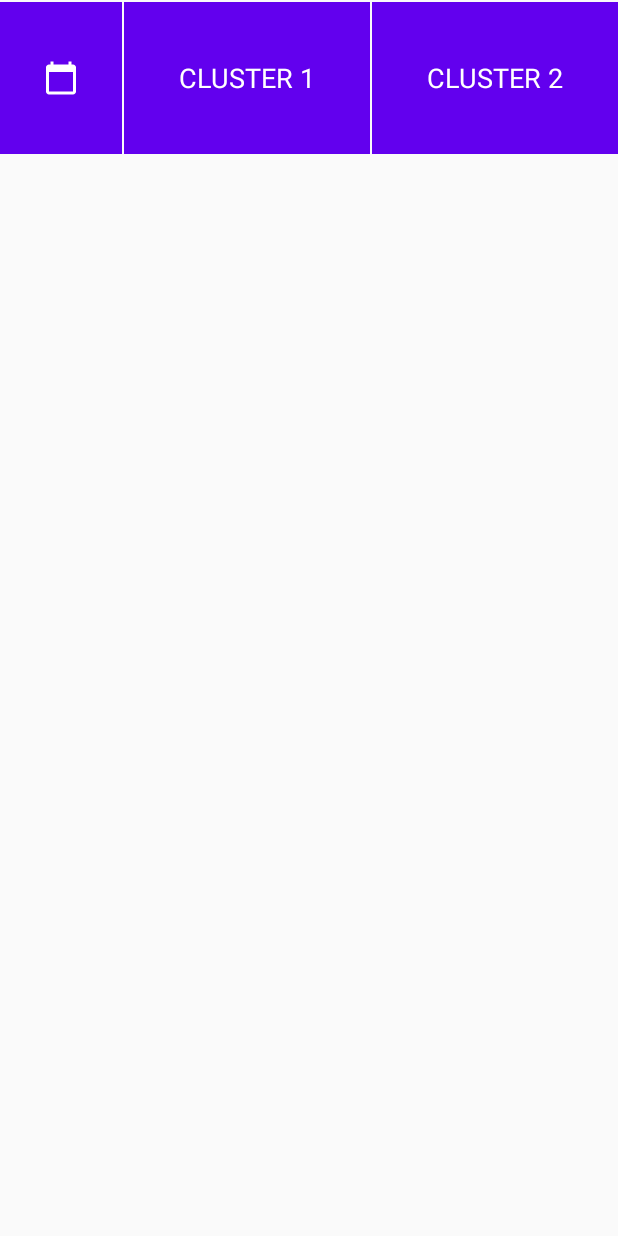
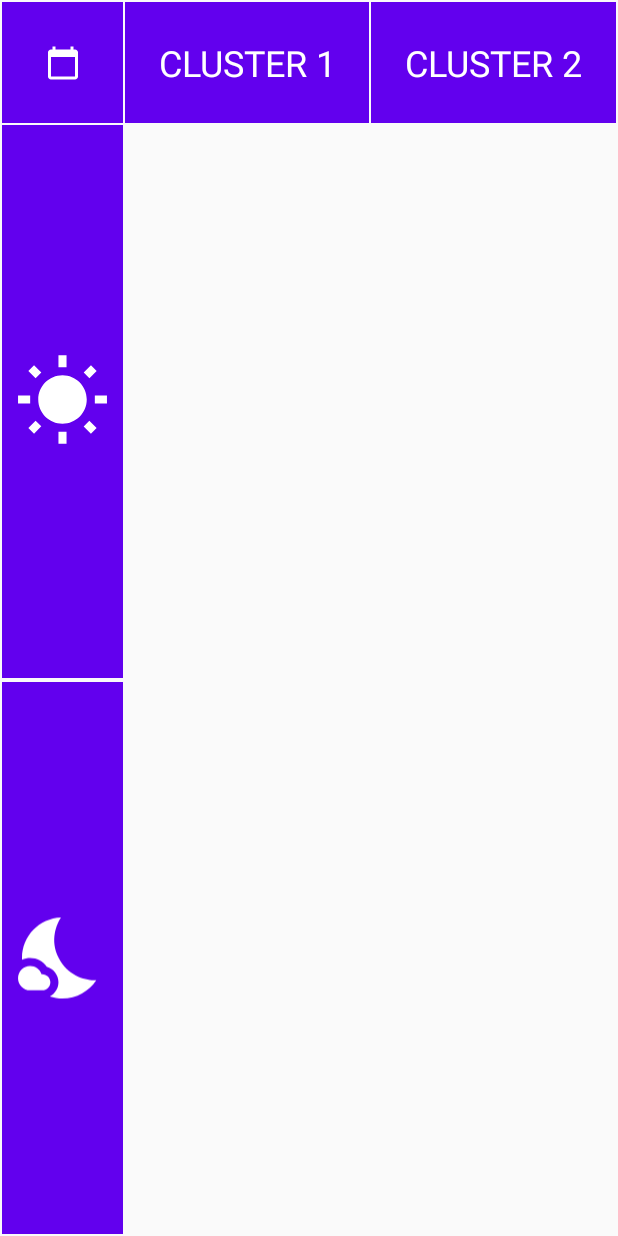
Before and after one commit to azeddine-hmd/AutoReservation, an Android app: the layout fragment_reservation.xml on its own in the app's theme, with its tools: preview values and no code run, on a phone screen of 412 x 824 dp. Run offline under Robolectric (Android 15) with nearby library versions, the phone set to English and light mode, and no system bars.

Commit message:
refactoring ui in reservation fragment layout, and extracting common attributes in text view into style resource file

```diff
--- a/app/src/main/java/com/innocent/learn/autoreservation/MainActivity.kt
+++ b/app/src/main/java/com/innocent/learn/autoreservation/MainActivity.kt
@@ -54,7 +54,7 @@ class MainActivity : AppCompatActivity() {
 				}
 				else -> {
 					// uncomment line below to enable bottom navigation
-					//bottomNavigation.visibility = View.VISIBLE
+					bottomNavigation.visibility = View.GONE
 					toolbar.visibility = View.VISIBLE
 				}
 			}
--- a/app/src/main/java/com/innocent/learn/autoreservation/ui/LoginFragment.kt
+++ b/app/src/main/java/com/innocent/learn/autoreservation/ui/LoginFragment.kt
@@ -26,6 +26,9 @@ class LoginFragment : Fragment() {
 		super.onCreate(savedInstanceState)
 		viewModel = ViewModelProvider(this).get(LoginFragmentViewModel::class.java)
 		reservationId = CookiePreference.getStoredReservationId(requireContext())
+
+		// only for debugging purposes
+		moveToReservationFragment()
 	}
 
 	override fun onCreateView(
--- /dev/null
+++ b/app/src/main/res/drawable/ic_night.xml
@@ -0,0 +1,6 @@
+<vector android:height="24dp" android:tint="#FFFFFF"
+    android:viewportHeight="24" android:viewportWidth="24"
+    android:width="24dp" xmlns:android="http://schemas.android.com/apk/res/android">
+    <path android:fillColor="@android:color/white" android:pathData="M11.1,12.08C8.77,7.57 10.6,3.6 11.63,2.01C6.27,2.2 1.98,6.59 1.98,12c0,0.14 0.02,0.28 0.02,0.42C2.62,12.15 3.29,12 4,12c1.66,0 3.18,0.83 4.1,2.15C9.77,14.63 11,16.17 11,18c0,1.52 -0.87,2.83 -2.12,3.51c0.98,0.32 2.03,0.5 3.11,0.5c3.5,0 6.58,-1.8 8.37,-4.52C18,17.72 13.38,16.52 11.1,12.08z"/>
+    <path android:fillColor="@android:color/white" android:pathData="M7,16l-0.18,0C6.4,14.84 5.3,14 4,14c-1.66,0 -3,1.34 -3,3s1.34,3 3,3c0.62,0 2.49,0 3,0c1.1,0 2,-0.9 2,-2C9,16.9 8.1,16 7,16z"/>
+</vector>
--- /dev/null
+++ b/app/src/main/res/drawable/ic_sunny.xml
@@ -0,0 +1,10 @@
+<vector xmlns:android="http://schemas.android.com/apk/res/android"
+    android:width="24dp"
+    android:height="24dp"
+    android:tint="#FFFFFF"
+    android:viewportWidth="24"
+    android:viewportHeight="24">
+    <path
+        android:fillColor="@android:color/white"
+        android:pathData="M6.76,4.84l-1.8,-1.79 -1.41,1.41 1.79,1.79 1.42,-1.41zM4,10.5L1,10.5v2h3v-2zM13,0.55h-2L11,3.5h2L13,0.55zM20.45,4.46l-1.41,-1.41 -1.79,1.79 1.41,1.41 1.79,-1.79zM17.24,18.16l1.79,1.8 1.41,-1.41 -1.8,-1.79 -1.4,1.4zM20,10.5v2h3v-2h-3zM12,5.5c-3.31,0 -6,2.69 -6,6s2.69,6 6,6 6,-2.69 6,-6 -2.69,-6 -6,-6zM11,22.45h2L13,19.5h-2v2.95zM3.55,18.54l1.41,1.41 1.79,-1.8 -1.41,-1.41 -1.79,1.8z" />
+</vector>
--- a/app/src/main/res/layout/fragment_reservation.xml
+++ b/app/src/main/res/layout/fragment_reservation.xml
@@ -1,105 +1,116 @@
 <?xml version="1.0" encoding="utf-8"?>
-<LinearLayout xmlns:android="http://schemas.android.com/apk/res/android"
+<androidx.swiperefreshlayout.widget.SwipeRefreshLayout xmlns:android="http://schemas.android.com/apk/res/android"
     xmlns:app="http://schemas.android.com/apk/res-auto"
     xmlns:tool="http://schemas.android.com/tools"
+    android:id="@+id/swipe_refresh"
     android:layout_width="match_parent"
     android:layout_height="match_parent"
-    android:gravity="center"
+    android:layout_gravity="center"
+    android:layout_margin="1dp"
     tool:context=".ui.ReservationFragment">
 
-    <androidx.swiperefreshlayout.widget.SwipeRefreshLayout
-        android:id="@+id/swipe_refresh"
-        android:layout_width="match_parent"
-        android:layout_height="match_parent">
-
-        <LinearLayout
+    <androidx.constraintlayout.widget.ConstraintLayout
         android:layout_width="match_parent"
         android:layout_height="match_parent"
-            android:orientation="vertical">
+        android:layout_margin="1dp">
 
-            <LinearLayout
-                android:layout_width="match_parent"
+        <ImageButton
+            android:id="@+id/celander"
+            android:layout_width="0dp"
+            android:layout_height="0dp"
+            android:layout_marginEnd="1dp"
+            android:layout_marginBottom="1dp"
+            android:background="@color/colorPrimary"
+            android:contentDescription="@null"
+            android:src="@drawable/ic_calendar"
+            app:layout_constraintBottom_toTopOf="@+id/horizontal_guideline"
+            app:layout_constraintEnd_toStartOf="@+id/vertical_guideline"
+            app:layout_constraintStart_toStartOf="parent"
+            app:layout_constraintTop_toTopOf="parent" />
+
+        <androidx.constraintlayout.widget.Guideline
+            android:id="@+id/vertical_guideline"
+            android:layout_width="wrap_content"
             android:layout_height="wrap_content"
-                android:layout_marginTop="1dp"
+            android:orientation="vertical"
+            app:layout_constraintGuide_percent="0.2" />
+
+        <androidx.constraintlayout.widget.Guideline
+            android:id="@+id/horizontal_guideline"
+            android:layout_width="wrap_content"
+            android:layout_height="wrap_content"
+            android:orientation="horizontal"
+            app:layout_constraintGuide_percent="0.1" />
+
+        <TextView
+            android:id="@+id/cluster_one"
+            style="@style/text_header_style"
+            android:layout_width="0dp"
+            android:layout_height="0dp"
+            android:layout_marginStart="1dp"
             android:layout_marginBottom="1dp"
-                android:layout_weight="0.10">
+            android:text="@string/cluster_one_text_view"
+            app:layout_constraintBottom_toTopOf="@+id/horizontal_guideline"
+            app:layout_constraintEnd_toStartOf="@+id/cluster_two"
+            app:layout_constraintStart_toEndOf="@+id/celander"
+            app:layout_constraintTop_toTopOf="parent" />
+
+        <TextView
+            android:id="@+id/cluster_two"
+            style="@style/text_header_style"
+            android:layout_width="0dp"
+            android:layout_height="0dp"
+            android:layout_marginStart="1dp"
+            android:layout_marginBottom="1dp"
+            android:text="@string/cluster_two_text_view"
+            app:layout_constraintBottom_toTopOf="@+id/horizontal_guideline"
+            app:layout_constraintEnd_toEndOf="parent"
+            app:layout_constraintStart_toEndOf="@+id/cluster_one"
+            app:layout_constraintTop_toTopOf="parent" />
 
         <ImageView
+            android:id="@+id/morning"
             android:layout_width="0dp"
-                    android:layout_height="match_parent"
+            android:layout_height="0dp"
+            android:layout_marginTop="1dp"
             android:layout_marginEnd="1dp"
-                    android:layout_weight="0.20"
+            android:layout_marginBottom="1dp"
             android:background="@color/colorPrimary"
-                    android:scaleType="centerInside"
-                    app:srcCompat="@drawable/ic_calendar" />
+            android:contentDescription="@null"
+            android:paddingStart="8dp"
+            android:paddingEnd="8dp"
+            android:scaleType="fitCenter"
+            app:layout_constraintBottom_toTopOf="@+id/afternoon"
+            app:layout_constraintEnd_toStartOf="@+id/vertical_guideline"
+            app:layout_constraintStart_toStartOf="parent"
+            app:layout_constraintTop_toBottomOf="@+id/celander"
+            app:srcCompat="@drawable/ic_sunny" />
 
-                <TextView
+        <ImageView
+            android:id="@+id/afternoon"
             android:layout_width="0dp"
-                    android:layout_height="match_parent"
+            android:layout_height="0dp"
+            android:layout_marginTop="1dp"
             android:layout_marginEnd="1dp"
-                    android:layout_weight="0.40"
             android:background="@color/colorPrimary"
-                    android:gravity="center"
-                    android:text="CLUSTER 1"
-                    android:textColor="@android:color/white"
-                    android:textSize="18sp" />
+            android:contentDescription="@null"
+            android:paddingStart="8dp"
+            android:paddingEnd="8dp"
+            app:layout_constraintBottom_toBottomOf="parent"
+            app:layout_constraintEnd_toStartOf="@+id/vertical_guideline"
+            app:layout_constraintStart_toStartOf="parent"
+            app:layout_constraintTop_toBottomOf="@+id/morning"
+            app:srcCompat="@drawable/ic_night" />
 
-                <TextView
+        <androidx.viewpager2.widget.ViewPager2
+            android:id="@+id/slots_pager"
             android:layout_width="0dp"
-                    android:layout_height="match_parent"
-                    android:layout_weight="0.40"
-                    android:background="@color/colorPrimary"
-                    android:gravity="center"
-                    android:text="CLUSTER 2"
-                    android:textColor="@android:color/white"
-                    android:textSize="18sp" />
+            android:layout_height="0dp"
+            app:layout_constraintBottom_toBottomOf="parent"
+            app:layout_constraintEnd_toEndOf="parent"
+            app:layout_constraintStart_toStartOf="@+id/vertical_guideline"
+            app:layout_constraintTop_toTopOf="@+id/horizontal_guideline" />
 
-
-            </LinearLayout>
-
-            <LinearLayout
-                android:layout_width="match_parent"
-                android:layout_height="wrap_content"
-                android:layout_marginBottom="1dp"
-                android:layout_weight="0.90"
-                android:orientation="vertical">
-
-                <LinearLayout
-                    android:layout_width="0dp"
-                    android:layout_height="match_parent"
-                    android:layout_weight="0.20" >
-
-                    <TextView
-                        android:layout_width="0dp"
-                        android:layout_height="match_parent"
-                        android:layout_marginEnd="1dp"
-                        android:layout_weight="0.20"
-                        android:background="@color/colorPrimary"
-                        android:textSize="18sp" />
-
-                    <TextView
-                        android:layout_width="0dp"
-                        android:layout_height="match_parent"
-                        android:layout_marginEnd="1dp"
-                        android:layout_weight="0.20"
-                        android:background="@color/colorPrimary"
-                        android:textSize="18sp" />
-
-                </LinearLayout>
-
-                <LinearLayout
-                    android:layout_width="0dp"
-                    android:layout_height="wrap_content"
-                    android:layout_weight="0.90">
-
-                </LinearLayout>
-
-
-            </LinearLayout>
-
-
-        </LinearLayout>
+    </androidx.constraintlayout.widget.ConstraintLayout>
 
 </androidx.swiperefreshlayout.widget.SwipeRefreshLayout>
-
-</LinearLayout>
--- a/app/src/main/res/values/colors.xml
+++ b/app/src/main/res/values/colors.xml
@@ -3,6 +3,7 @@
     <color name="colorPrimary">#6200EE</color>
     <color name="colorPrimaryDark">#3700B3</color>
     <color name="colorAccent">#03DAC5</color>
+    <color name="white">#FFFFFF</color>
     <color name="error">#ff0033</color>
     <color name="green">#5cb85c</color>
     <color name="grey">#808080</color>
--- a/app/src/main/res/values/strings.xml
+++ b/app/src/main/res/values/strings.xml
@@ -25,4 +25,6 @@
     <string name="options_menu_refresh">Refresh</string>
     <string name="subscribe_toast">subscribed successfully</string>
     <string name="unsubscribe_toast">unsubscribed successfully</string>
+    <string name="cluster_one_text_view">CLUSTER 1</string>
+    <string name="cluster_two_text_view">CLUSTER 2</string>
 </resources>
--- a/app/src/main/res/values/styles.xml
+++ b/app/src/main/res/values/styles.xml
@@ -7,4 +7,11 @@
         <item name="colorAccent">@color/colorAccent</item>
     </style>
 
+    <style name="text_header_style">
+        <item name="android:textSize">24sp</item>
+        <item name="android:textColor">@color/white</item>
+        <item name="android:gravity">center|center_horizontal</item>
+        <item name="android:background">@color/colorPrimary</item>
+    </style>
+
 </resources>
--- a/build.gradle
+++ b/build.gradle
@@ -1,6 +1,6 @@
 // Top-level build file where you can add configuration options common to all sub-projects/modules.
 buildscript {
-    ext.kotlin_version = "1.4.30"
+    ext.kotlin_version = '1.4.31'
     repositories {
         google()
         jcenter()
```
Also changed, not shown: app/build.gradle (+4 -3 lines). Lines whose indentation alone changed are shown as unchanged.
